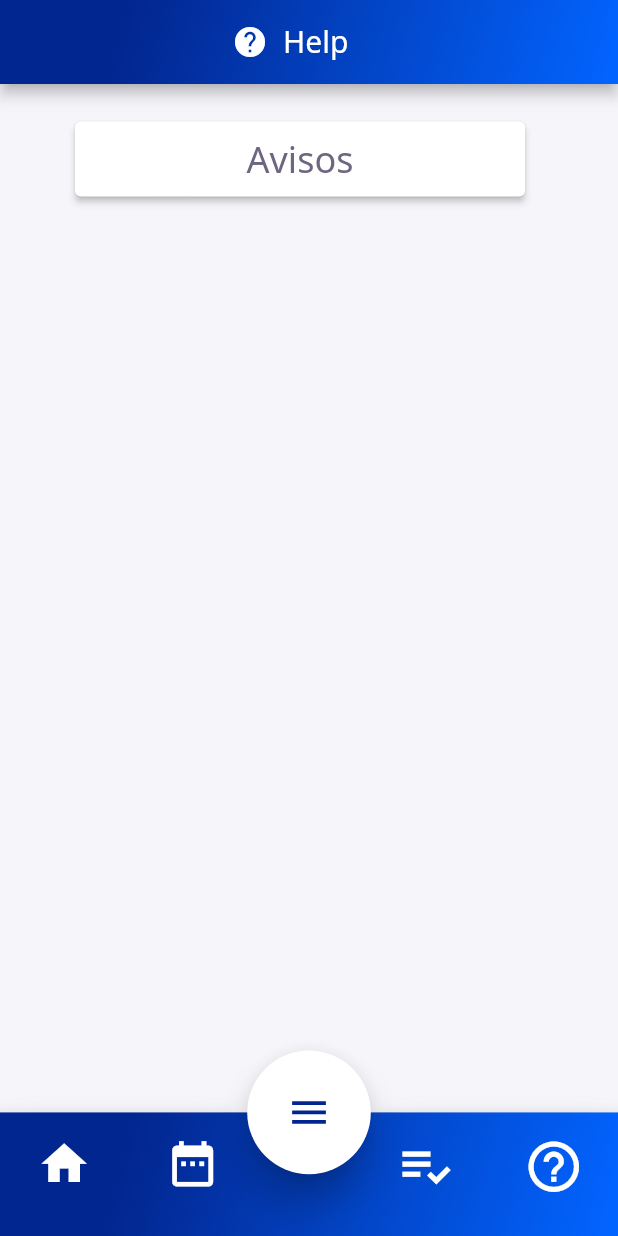
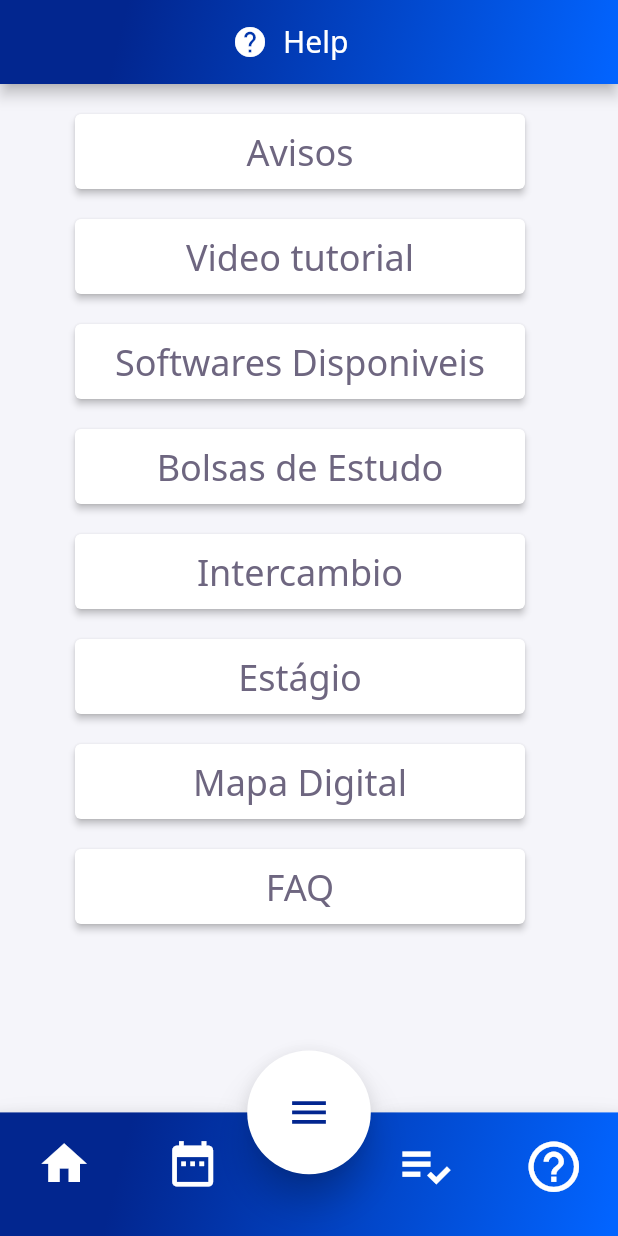
Before and after one commit to Maua-Dev/System_Maua_Front, a Flutter app: the screen it shows after launch, on a phone screen of 412 x 824 dp. Run offline on Flutter 3.47's test engine with Material 2 defaults, Android fonts, the phone set to English and light mode, and no system bars; our stand-ins replace flutter_mobx, flutter_modular, google_fonts, mobx; generated files the repository leaves out were written again.

Commit message:
Update help_aluno_page.dart
Adicionado os demais Cards

```diff
--- a/lib/app/modules/help-aluno/help_aluno_page.dart
+++ b/lib/app/modules/help-aluno/help_aluno_page.dart
@@ -3,6 +3,7 @@ import 'package:flutter_mobx/flutter_mobx.dart';
 import 'package:flutter_modular/flutter_modular.dart';
 import 'package:system_maua_front/app/modules/help-aluno/help_aluno_controller.dart';
 import 'package:flutter/material.dart';
+import 'package:system_maua_front/app/modules/help-aluno/help_card/help_card.dart';
 import 'package:system_maua_front/app/shared/components/app_bar/app_bar_widget.dart';
 import 'package:system_maua_front/app/shared/components/bottom_navigation_bar/bottom_navigation_bar_controller.dart';
 import 'package:system_maua_front/app/shared/components/bottom_navigation_bar/widgets/bottom_navigation_bar_widget.dart';
@@ -38,34 +39,14 @@ class _HelpAlunoPageState
       ),
       body: Column(
         children: [
-          // RaisedButton(
-          //   onPressed: () {
-          //     setState(() {
-          //       Modular.to.navigate('/home');
-          //     });
-          //   },
-          //   color: AppColors.white,
-          // ),
-          Container(
-            width: 300,
-            height: 50,
-            margin:
-                const EdgeInsets.only(left: 50, right: 50, top: 25, bottom: 25),
-            child: ElevatedButton(
-              onPressed: () {
-                setState(() {
-                  Modular.to.navigate('/home');
-                });
-              },
-              style: ElevatedButton.styleFrom(
-                primary: AppColors.white,
-              ),
-              child: Text(
-                "Avisos",
-                style: AppTextStyles.body,
-              ),
-            ),
-          ),
+          HelpCard(navigate: "/home", title: "Avisos"),
+          HelpCard(navigate: "/home", title: "Video tutorial"),
+          HelpCard(navigate: "/home", title: "Softwares Disponiveis"),
+          HelpCard(navigate: "/home", title: "Bolsas de Estudo"),
+          HelpCard(navigate: "/home", title: "Intercambio"),
+          HelpCard(navigate: "/home", title: "Estágio"),
+          HelpCard(navigate: "/home", title: "Mapa Digital"),
+          HelpCard(navigate: "/home", title: "FAQ"),
         ],
       ),
       bottomNavigationBar: Observer(builder: (_) {
```
